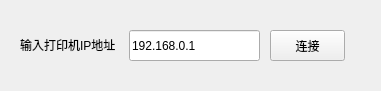
First picture: the form in ipinput.ui, repository PuddingPengChen/PainterPad2Gcode, before the edit.
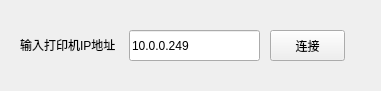
Second picture: the form after the edit.

Patch:
```diff
--- a/ipinput.ui
+++ b/ipinput.ui
@@ -36,7 +36,7 @@
     </rect>
    </property>
    <property name="text">
-    <string>192.168.0.1</string>
+    <string>10.0.0.249</string>
    </property>
   </widget>
   <widget class="QPushButton" name="connectIP">
```
